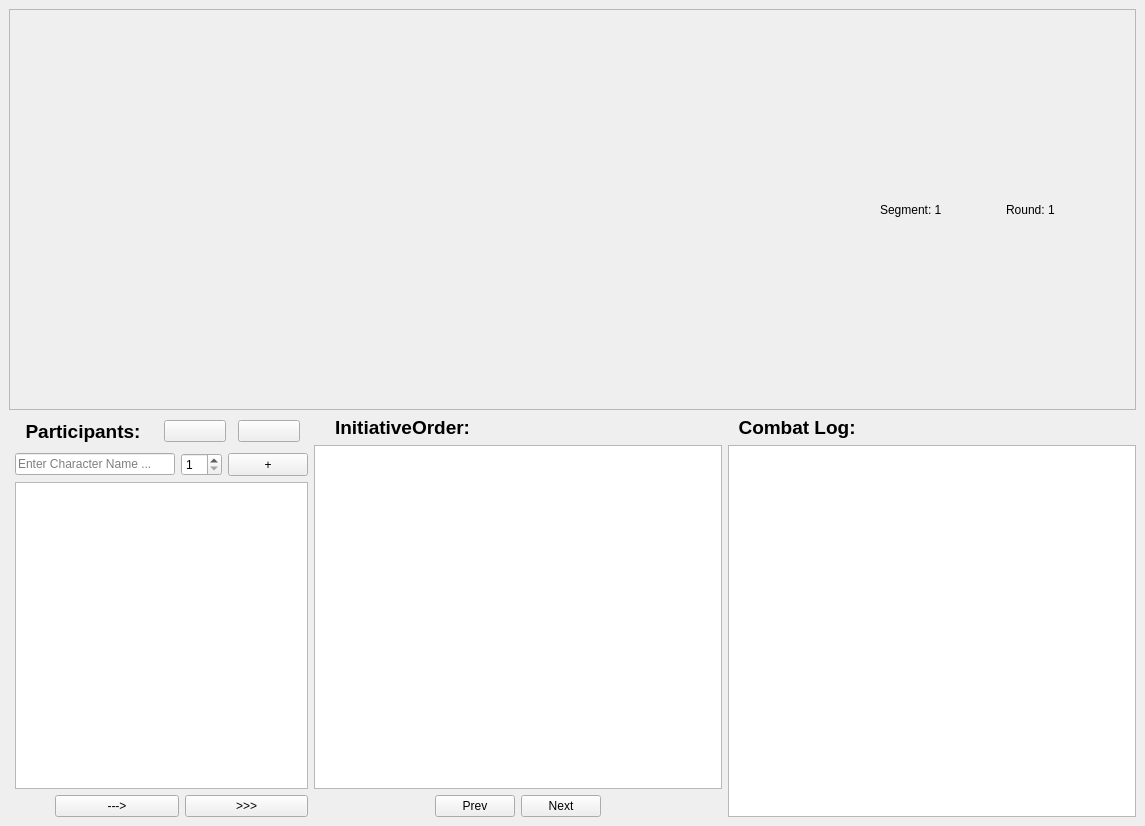
Above: src/ui/CyrusDialog.ui from BreeDurbin/cyrus before the change. Below: the same form after it.
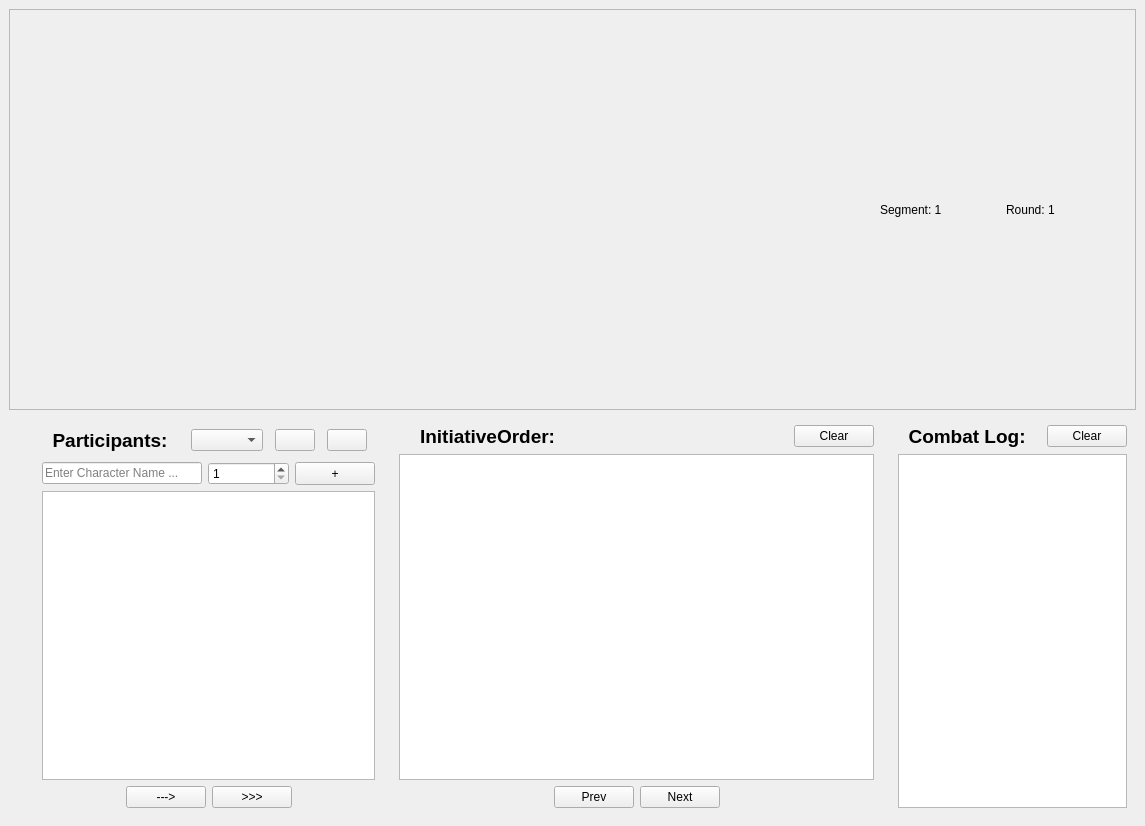
That is the form after the change. Custom widgets are drawn as their Qt base class.

Commit message: Major update: Initiatve system implemented, roster save/loads implemented, combat logging implemented

Patch:
```diff
--- a/src/ui/CyrusDialog.ui
+++ b/src/ui/CyrusDialog.ui
@@ -106,15 +106,18 @@
      </widget>
     </item>
     <item>
-     <layout class="QHBoxLayout" name="outerHorizontalLayout">
+     <layout class="QHBoxLayout" name="outerHorizontalLayout" stretch="0,1,2,1">
       <item>
+       <widget class="QFrame" name="iconSelectorFrame">
        <layout class="QVBoxLayout" name="IconSelectorLayout">
         <item>
          <widget class="IconSelector" name="iconSelector" native="true"/>
         </item>
        </layout>
+       </widget>
       </item>
       <item>
+       <widget class="QFrame" name="rosterFrame">
        <layout class="QVBoxLayout" name="controlPanelVerticalLayout">
         <item>
          <layout class="QHBoxLayout" name="participantsLabelLayout">
@@ -152,6 +155,9 @@
             </property>
            </widget>
           </item>
+           <item>
+            <widget class="QComboBox" name="rosterGroupsComboBox"/>
+           </item>
           <item>
            <widget class="QPushButton" name="loadButton">
             <property name="text">
@@ -244,7 +250,7 @@
              <enum>Qt::Orientation::Horizontal</enum>
             </property>
             <property name="sizeType">
-             <enum>QSizePolicy::Policy::Minimum</enum>
+              <enum>QSizePolicy::Policy::MinimumExpanding</enum>
             </property>
             <property name="sizeHint" stdset="0">
              <size>
@@ -264,7 +270,7 @@
             </property>
             <property name="minimumSize">
              <size>
-              <width>40</width>
+               <width>60</width>
               <height>0</height>
              </size>
             </property>
@@ -275,19 +281,40 @@
           </item>
           <item>
            <widget class="QPushButton" name="addAllToInitiativeButton">
+             <property name="minimumSize">
+              <size>
+               <width>60</width>
+               <height>0</height>
+              </size>
+             </property>
             <property name="text">
              <string>&gt;&gt;&gt;</string>
             </property>
            </widget>
           </item>
+           <item>
+            <spacer name="horizontalSpacer_7">
+             <property name="orientation">
+              <enum>Qt::Orientation::Horizontal</enum>
+             </property>
+             <property name="sizeHint" stdset="0">
+              <size>
+               <width>40</width>
+               <height>20</height>
+              </size>
+             </property>
+            </spacer>
+           </item>
          </layout>
         </item>
         <item>
          <layout class="QHBoxLayout" name="initiativeModifierHorizontalLayout"/>
         </item>
        </layout>
+       </widget>
       </item>
       <item>
+       <widget class="QFrame" name="initiativeOrderFrame">
        <layout class="QVBoxLayout" name="initiativeVerticalLayout">
         <item>
          <layout class="QHBoxLayout" name="initiativeOrderHorizontalLayout">
@@ -329,6 +356,13 @@
             </property>
            </spacer>
           </item>
+           <item>
+            <widget class="QPushButton" name="initiativeOrderClearButton">
+             <property name="text">
+              <string>Clear</string>
+             </property>
+            </widget>
+           </item>
          </layout>
         </item>
         <item>
@@ -379,8 +413,10 @@
          </layout>
         </item>
        </layout>
+       </widget>
       </item>
       <item>
+       <widget class="QFrame" name="combatLogFrame">
        <layout class="QVBoxLayout" name="combatLogLayout">
         <item>
          <layout class="QHBoxLayout" name="combarLogLabelLayout">
@@ -411,12 +447,20 @@
             </property>
            </spacer>
           </item>
+           <item>
+            <widget class="QPushButton" name="combatLogClearButton">
+             <property name="text">
+              <string>Clear</string>
+             </property>
+            </widget>
+           </item>
          </layout>
         </item>
         <item>
          <widget class="QListView" name="combatLog"/>
         </item>
        </layout>
+       </widget>
       </item>
      </layout>
     </item>
```
Left out of the diff: 4 changed lines with no effect on the pictures. Lines whose indentation alone changed are shown as unchanged. The commit also changes 61 other files.
